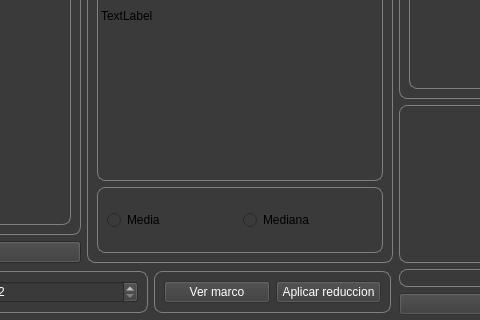
Old version of the form gui_main.ui in the repository leninrkb/reduccion-de-imagenes-python; both pictures show x 333 to 813 and y 185 to 505 of the 1098 by 505 pixel window.
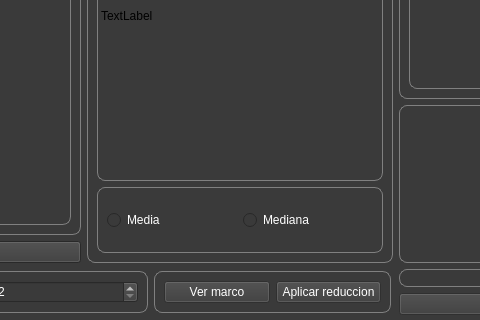
New version of the form.

```diff
--- a/gui_main.ui
+++ b/gui_main.ui
@@ -229,6 +229,9 @@
                    </item>
                    <item>
                     <widget class="QFrame" name="frame_11">
+                     <property name="styleSheet">
+                      <string notr="true"/>
+                     </property>
                      <property name="frameShape">
                       <enum>QFrame::StyledPanel</enum>
                      </property>
@@ -238,6 +241,11 @@
                      <layout class="QHBoxLayout" name="horizontalLayout_6">
                       <item>
                        <widget class="QRadioButton" name="radioButton_media">
+                        <property name="styleSheet">
+                         <string notr="true">QRadioButton{
+	color: rgb(255, 255, 255)
+}</string>
+                        </property>
                         <property name="text">
                          <string>Media</string>
                         </property>
@@ -245,6 +253,11 @@
                       </item>
                       <item>
                        <widget class="QRadioButton" name="radioButton_mediana">
+                        <property name="styleSheet">
+                         <string notr="true">QRadioButton{
+	color: rgb(255, 255, 255)
+}</string>
+                        </property>
                         <property name="text">
                          <string>Mediana</string>
                         </property>
```
Left out of the diff: 6 changed lines with no effect on the pictures.
